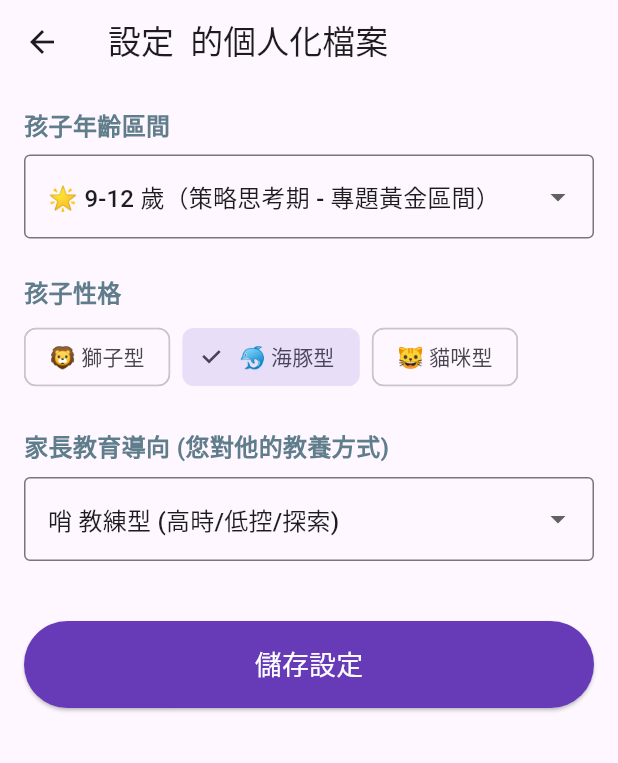
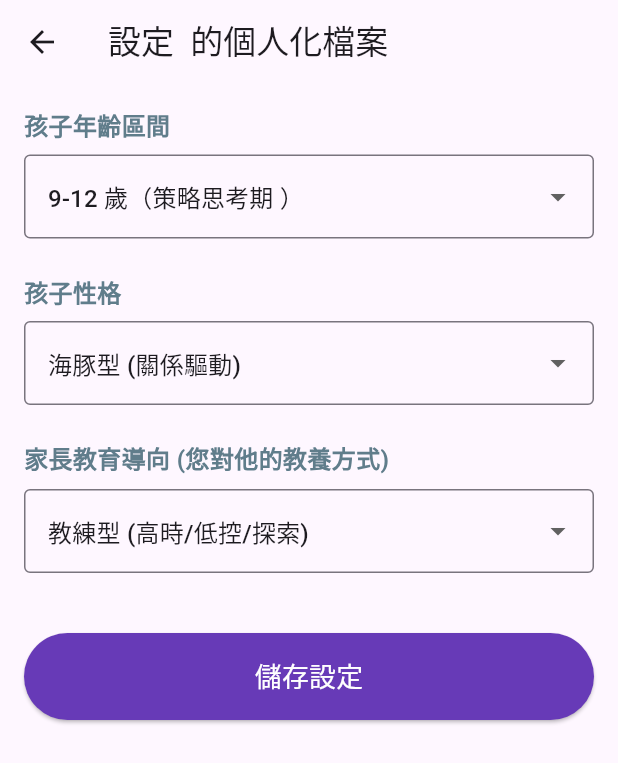
Before and after one commit to namonroll/shadow_wallet, a Flutter app: the ParentMemberEditView screen opened directly with empty values, on a phone screen of 412 x 824 dp. Shown: the top 763 px of the screen. Run offline on Flutter 3.47's test engine with Material 3 defaults, Android fonts, the phone set to English and light mode, and no system bars; accounts and stored records are empty.

Commit message:
調一下面板

```diff
--- a/lib/core/models/member_profile_enums.dart
+++ b/lib/core/models/member_profile_enums.dart
@@ -3,9 +3,9 @@ enum ChildPersonality { lion, dolphin, cat }
 extension ChildPersonalityExt on ChildPersonality {
   String get label {
     switch (this) {
-      case ChildPersonality.lion: return '🦁 獅子型 (成就驅動)';
-      case ChildPersonality.dolphin: return '🐬 海豚型 (關係驅動)';
-      case ChildPersonality.cat: return '🐱 貓咪型 (好奇驅動)';
+      case ChildPersonality.lion: return '獅子型 (成就驅動)';
+      case ChildPersonality.dolphin: return '海豚型 (關係驅動)';
+      case ChildPersonality.cat: return '貓咪型 (好奇驅動)';
     }
   }
 }
@@ -15,10 +15,10 @@ enum ParentStyle { goalkeeper, manager, coach, sponsor }
 extension ParentStyleExt on ParentStyle {
   String get label {
     switch (this) {
-      case ParentStyle.goalkeeper: return '🛡️ 守門員型 (低時/高控/家務)';
-      case ParentStyle.manager: return '👔 經理型 (高時/高控/規矩)';
-      case ParentStyle.coach: return '哨 教練型 (高時/低控/探索)';
-      case ParentStyle.sponsor: return '💰 贊助商型 (低時/低控/放養)';
+      case ParentStyle.goalkeeper: return '守門員型 (低時/高控/家務)';
+      case ParentStyle.manager: return '經理型 (高時/高控/規矩)';
+      case ParentStyle.coach: return '教練型 (高時/低控/探索)';
+      case ParentStyle.sponsor: return '贊助商型 (低時/低控/放養)';
     }
   }
 }
@@ -31,7 +31,7 @@ extension AgeGroupExt on AgeGroup {
       case AgeGroup.stage1: return '2-4 歲（感官探索期）';
       case AgeGroup.stage2: return '4-6 歲（規則萌芽期）';
       case AgeGroup.stage3: return '6-9 歲（具體運思期）';
-      case AgeGroup.stage4: return '🌟 9-12 歲（策略思考期 - 專題黃金區間）';
+      case AgeGroup.stage4: return '9-12 歲（策略思考期 ）';
       case AgeGroup.stage5: return '12 歲以上（虛實整合期）';
     }
   }
--- a/lib/features/family_group/views/parent_member_edit_view.dart
+++ b/lib/features/family_group/views/parent_member_edit_view.dart
@@ -77,17 +77,11 @@ class _ParentMemberEditViewState extends State<ParentMemberEditView> {
   }
 
   Widget _buildPersonalityChips() {
-    return Wrap(
-      spacing: 8.0,
-      children: ChildPersonality.values.map((personality) {
-        return ChoiceChip(
-          label: Text(personality.label.split(' ')[0] + ' ' + personality.label.split(' ')[1]), // 只顯示 Icon 和名字
-          selected: _selectedPersonality == personality,
-          onSelected: (bool selected) {
-            setState(() => _selectedPersonality = personality);
-          },
-        );
-      }).toList(),
+    return DropdownButtonFormField<ChildPersonality>(
+      value: _selectedPersonality,
+      decoration: const InputDecoration(border: OutlineInputBorder()),
+      items: ChildPersonality.values.map((style) => DropdownMenuItem(value: style, child: Text(style.label))).toList(),
+      onChanged: (val) => setState(() => _selectedPersonality = val!),
     );
   }
 }
```
